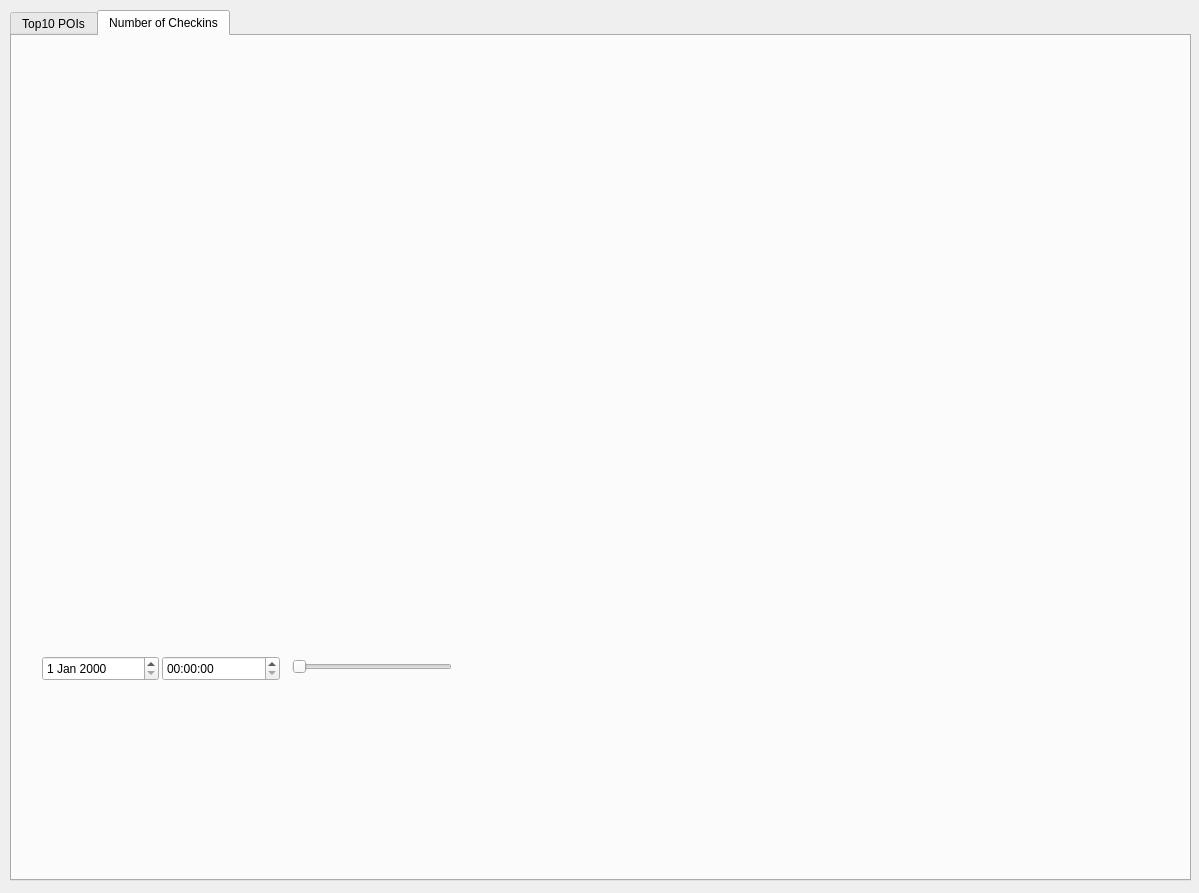
Qt form function.ui (Jzyz-Q/QT-POI) before a commit.
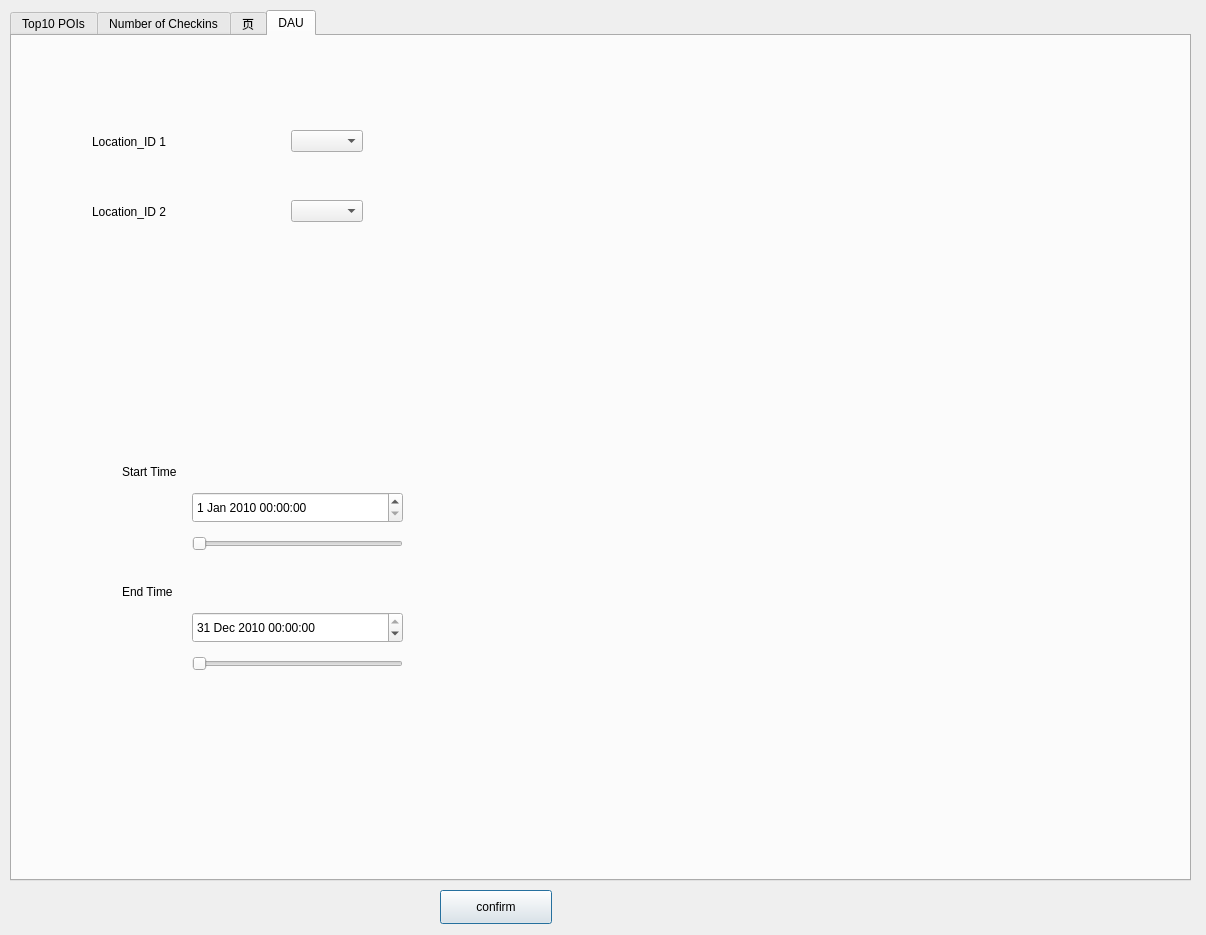
The same form after that commit. Custom widgets are drawn as their Qt base class.

Patch:
```diff
--- a/function.ui
+++ b/function.ui
@@ -6,8 +6,8 @@
    <rect>
     <x>0</x>
     <y>0</y>
-    <width>1199</width>
-    <height>893</height>
+    <width>1206</width>
+    <height>935</height>
    </rect>
   </property>
   <property name="windowTitle">
@@ -23,7 +23,7 @@
     </rect>
    </property>
    <property name="currentIndex">
-    <number>1</number>
+    <number>3</number>
    </property>
    <widget class="QWidget" name="tab">
     <attribute name="title">
@@ -41,19 +41,6 @@
      <property name="title">
       <string>GroupBox</string>
      </property>
-     <widget class="QPushButton" name="confirm">
-      <property name="geometry">
-       <rect>
-        <x>70</x>
-        <y>720</y>
-        <width>112</width>
-        <height>34</height>
-       </rect>
-      </property>
-      <property name="text">
-       <string>confirm</string>
-      </property>
-     </widget>
     </widget>
     <widget class="QChartView" name="charts" native="true">
      <property name="geometry">
@@ -103,9 +90,9 @@
     <widget class="QChartView" name="widget" native="true">
      <property name="geometry">
       <rect>
-       <x>410</x>
+       <x>420</x>
        <y>10</y>
-       <width>741</width>
+       <width>740</width>
        <height>751</height>
       </rect>
      </property>
@@ -113,38 +100,276 @@
     <widget class="QSlider" name="horizontalSlider_2">
      <property name="geometry">
       <rect>
-       <x>280</x>
-       <y>620</y>
-       <width>160</width>
-       <height>22</height>
+       <x>420</x>
+       <y>780</y>
+       <width>741</width>
+       <height>16</height>
       </rect>
      </property>
      <property name="orientation">
       <enum>Qt::Horizontal</enum>
      </property>
     </widget>
-    <widget class="QDateEdit" name="dateEdit">
+    <widget class="QLabel" name="label_3">
      <property name="geometry">
       <rect>
-       <x>30</x>
-       <y>620</y>
-       <width>117</width>
+       <x>50</x>
+       <y>50</y>
+       <width>131</width>
+       <height>31</height>
+      </rect>
+     </property>
+     <property name="styleSheet">
+      <string notr="true">font: 9pt &quot;Times New Roman&quot;;
+font: 10pt &quot;Arial&quot;;</string>
+     </property>
+     <property name="text">
+      <string>Location_ID</string>
+     </property>
+    </widget>
+    <widget class="QComboBox" name="locationBox">
+     <property name="geometry">
+      <rect>
+       <x>100</x>
+       <y>90</y>
+       <width>161</width>
+       <height>31</height>
+      </rect>
+     </property>
+    </widget>
+    <widget class="QLineEdit" name="lineEdit">
+     <property name="geometry">
+      <rect>
+       <x>120</x>
+       <y>180</y>
+       <width>113</width>
        <height>25</height>
       </rect>
      </property>
     </widget>
-    <widget class="QTimeEdit" name="timeEdit">
+   </widget>
+   <widget class="QWidget" name="tab_3">
+    <attribute name="title">
+     <string>页</string>
+    </attribute>
+   </widget>
+   <widget class="QWidget" name="tab_4">
+    <attribute name="title">
+     <string>DAU</string>
+    </attribute>
+    <widget class="QChartView" name="DAU_1" native="true">
      <property name="geometry">
       <rect>
-       <x>150</x>
+       <x>560</x>
+       <y>20</y>
+       <width>591</width>
+       <height>391</height>
+      </rect>
+     </property>
+    </widget>
+    <widget class="QChartView" name="DAU_2" native="true">
+     <property name="geometry">
+      <rect>
+       <x>560</x>
+       <y>420</y>
+       <width>591</width>
+       <height>391</height>
+      </rect>
+     </property>
+    </widget>
+    <widget class="QWidget" name="layoutWidget">
+     <property name="geometry">
+      <rect>
+       <x>80</x>
+       <y>150</y>
+       <width>271</width>
+       <height>51</height>
+      </rect>
+     </property>
+     <layout class="QHBoxLayout" name="horizontalLayout_2">
+      <item>
+       <widget class="QLabel" name="label_5">
+        <property name="styleSheet">
+         <string notr="true">font: 9pt &quot;Times New Roman&quot;;
+font: 10pt &quot;Arial&quot;;</string>
+        </property>
+        <property name="text">
+         <string>Location_ID 2</string>
+        </property>
+       </widget>
+      </item>
+      <item>
+       <spacer name="horizontalSpacer_2">
+        <property name="orientation">
+         <enum>Qt::Horizontal</enum>
+        </property>
+        <property name="sizeHint" stdset="0">
+         <size>
+          <width>40</width>
+          <height>20</height>
+         </size>
+        </property>
+       </spacer>
+      </item>
+      <item>
+       <widget class="QComboBox" name="DAUBox_2"/>
+      </item>
+     </layout>
+    </widget>
+    <widget class="QLabel" name="label_6">
+     <property name="geometry">
+      <rect>
+       <x>110</x>
+       <y>540</y>
+       <width>131</width>
+       <height>31</height>
+      </rect>
+     </property>
+     <property name="styleSheet">
+      <string notr="true">font: 9pt &quot;Times New Roman&quot;;
+font: 10pt &quot;Arial&quot;;</string>
+     </property>
+     <property name="text">
+      <string>End Time</string>
+     </property>
+    </widget>
+    <widget class="QLabel" name="label_7">
+     <property name="geometry">
+      <rect>
+       <x>110</x>
+       <y>420</y>
+       <width>131</width>
+       <height>31</height>
+      </rect>
+     </property>
+     <property name="styleSheet">
+      <string notr="true">font: 9pt &quot;Times New Roman&quot;;
+font: 10pt &quot;Arial&quot;;</string>
+     </property>
+     <property name="text">
+      <string>Start Time</string>
+     </property>
+    </widget>
+    <widget class="QDateTimeEdit" name="dateTimeEdit_4">
+     <property name="geometry">
+      <rect>
+       <x>180</x>
+       <y>576</y>
+       <width>211</width>
+       <height>31</height>
+      </rect>
+     </property>
+     <property name="dateTime">
+      <datetime>
+       <hour>0</hour>
+       <minute>0</minute>
+       <second>0</second>
+       <year>2010</year>
+       <month>12</month>
+       <day>31</day>
+      </datetime>
+     </property>
+    </widget>
+    <widget class="QDateTimeEdit" name="dateTimeEdit_3">
+     <property name="geometry">
+      <rect>
+       <x>180</x>
+       <y>456</y>
+       <width>211</width>
+       <height>31</height>
+      </rect>
+     </property>
+     <property name="dateTime">
+      <datetime>
+       <hour>0</hour>
+       <minute>0</minute>
+       <second>0</second>
+       <year>2010</year>
+       <month>1</month>
+       <day>1</day>
+      </datetime>
+     </property>
+    </widget>
+    <widget class="QSlider" name="start_slider_2">
+     <property name="geometry">
+      <rect>
+       <x>180</x>
+       <y>500</y>
+       <width>211</width>
+       <height>16</height>
+      </rect>
+     </property>
+     <property name="orientation">
+      <enum>Qt::Horizontal</enum>
+     </property>
+    </widget>
+    <widget class="QSlider" name="end_slider_2">
+     <property name="geometry">
+      <rect>
+       <x>180</x>
        <y>620</y>
-       <width>118</width>
-       <height>25</height>
+       <width>211</width>
+       <height>16</height>
       </rect>
      </property>
+     <property name="orientation">
+      <enum>Qt::Horizontal</enum>
+     </property>
     </widget>
+    <widget class="QWidget" name="">
+     <property name="geometry">
+      <rect>
+       <x>80</x>
+       <y>80</y>
+       <width>271</width>
+       <height>51</height>
+      </rect>
+     </property>
+     <layout class="QHBoxLayout" name="horizontalLayout">
+      <item>
+       <widget class="QLabel" name="label_4">
+        <property name="styleSheet">
+         <string notr="true">font: 9pt &quot;Times New Roman&quot;;
+font: 10pt &quot;Arial&quot;;</string>
+        </property>
+        <property name="text">
+         <string>Location_ID 1</string>
+        </property>
+       </widget>
+      </item>
+      <item>
+       <spacer name="horizontalSpacer">
+        <property name="orientation">
+         <enum>Qt::Horizontal</enum>
+        </property>
+        <property name="sizeHint" stdset="0">
+         <size>
+          <width>40</width>
+          <height>20</height>
+         </size>
+        </property>
+       </spacer>
+      </item>
+      <item>
+       <widget class="QComboBox" name="DAUBox1"/>
+      </item>
+     </layout>
+    </widget>
    </widget>
   </widget>
+  <widget class="QPushButton" name="confirm">
+   <property name="geometry">
+    <rect>
+     <x>440</x>
+     <y>890</y>
+     <width>112</width>
+     <height>34</height>
+    </rect>
+   </property>
+   <property name="text">
+    <string>confirm</string>
+   </property>
+  </widget>
  </widget>
  <customwidgets>
   <customwidget>
```
Left out of the diff: 102 changed lines with no effect on the pictures.
